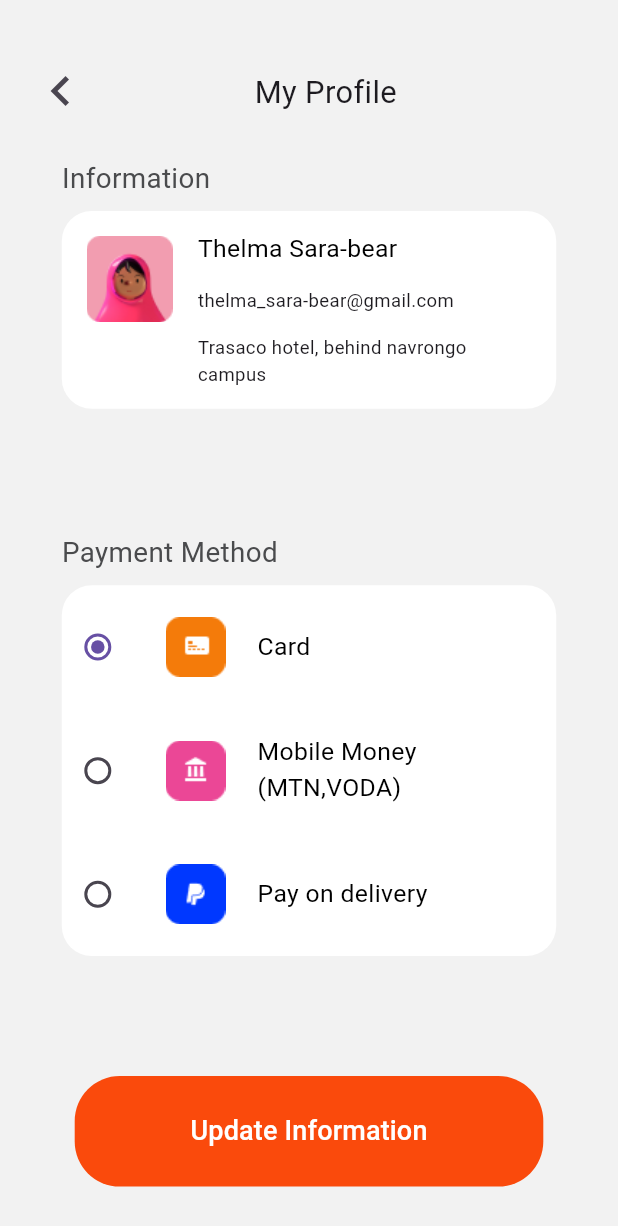
After one commit to Fady4Mohamed/CALEB-G-Restaurant, a Flutter app: the ProfileView screen opened by its route, on a phone screen of 412 x 824 dp. The commit adds this screen. Shown: the top 1226 px of the screen. Run offline on Flutter 3.47's test engine with Material 3 defaults, Android fonts, the phone set to English and light mode, and no system bars; our stand-ins replace font_awesome_flutter, go_router.

Commit message:
profile ui start

```diff
--- a/lib/app/core/Styles/text_Style.dart
+++ b/lib/app/core/Styles/text_Style.dart
@@ -32,7 +32,13 @@ class style {
         fontSize: MediaQuery.of(context).size.width * 0.05,
         fontWeight: FontWeight.normal);
   }
+  static TextStyle style18({required BuildContext context}) {
+    return TextStyle(
+       color: Color.fromARGB(255, 0, 0, 0),
 
+      fontSize: MediaQuery.of(context).size.width * 0.04,
+    );
+  }
 
   static TextStyle style17b({required BuildContext context}) {
     return TextStyle(
--- a/lib/app/core/app_routers.dart
+++ b/lib/app/core/app_routers.dart
@@ -5,6 +5,7 @@ import 'package:caleb_g/app/features/auth/presentation/RigsterView.dart';
 import 'package:caleb_g/app/features/auth/presentation/loginView.dart';
 import 'package:caleb_g/app/features/auth/presentation/splashView.dart';
 import 'package:caleb_g/app/features/product/presentation/ProductView.dart';
+import 'package:caleb_g/app/features/profile/presentation/ProfileView.dart';
 import 'package:go_router/go_router.dart';
 
 abstract class AppRouter {
@@ -15,6 +16,7 @@ abstract class AppRouter {
   static const kProductView = '/productView';
   static const kHistoryView = '/HistoryView';
   static const kSearchView = '/SearchView';
+  static const kProfileView = '/ProfileVew';
   static final router = GoRouter(
     initialLocation: ksplashView,
     routes: [
@@ -46,6 +48,10 @@ abstract class AppRouter {
         path: kSearchView,
         builder: (context, state) => const SearchView(),
       ),
+      GoRoute(
+        path: kProfileView,
+        builder: (context, state) => const ProfileView(),
+      ),
     ],
   );
 }
--- a/lib/app/features/Home/presentation/DrawerView.dart
+++ b/lib/app/features/Home/presentation/DrawerView.dart
@@ -10,27 +10,50 @@ class DrawerView extends StatelessWidget {
 
   @override
   Widget build(BuildContext context) {
-
     Size size = MediaQuery.of(context).size;
     return Container(
       color: AppColors.kMainColor,
       child: Column(
         children: [
-          SizedBox(height: size.height*0.25,),
-          CustomDrawerButton(size: size,icon: Icons.account_circle_outlined,name: 'Profile'),
+          SizedBox(
+            height: size.height * 0.25,
+          ),
+          CustomDrawerButton(
+              size: size,
+              icon: Icons.account_circle_outlined,
+              name: 'Profile',
+              onTap: () {
+                GoRouter.of(context).push(AppRouter.kProfileView);
+              }),
           Line(size: size),
-         CustomDrawerButton(size: size, icon: Icons.shopping_cart_checkout_rounded, name: 'orders'),
-         Line(size: size),
-         CustomDrawerButton(size: size, icon: Icons.local_offer, name: 'offer and promo'),
-         Line(size: size),
-         CustomDrawerButton(size: size, icon: FontAwesomeIcons.noteSticky, name: 'Privacy policy'),
-         Line(size: size),
-         CustomDrawerButton(size: size, icon: FontAwesomeIcons.shieldHalved, name: 'Security'),
-         SizedBox(height: size.height*0.2,),
-           CustomDrawerButton(size: size, icon: FontAwesomeIcons.arrowLeft, name: 'Sign-out',onTap:
-           (){
+          CustomDrawerButton(
+              size: size,
+              icon: Icons.shopping_cart_checkout_rounded,
+              name: 'orders'),
+          Line(size: size),
+          CustomDrawerButton(
+              size: size, icon: Icons.local_offer, name: 'offer and promo'),
+          Line(size: size),
+          CustomDrawerButton(
+              size: size,
+              icon: FontAwesomeIcons.noteSticky,
+              name: 'Privacy policy'),
+          Line(size: size),
+          CustomDrawerButton(
+              size: size,
+              icon: FontAwesomeIcons.shieldHalved,
+              name: 'Security'),
+          SizedBox(
+            height: size.height * 0.2,
+          ),
+          CustomDrawerButton(
+            size: size,
+            icon: FontAwesomeIcons.arrowLeft,
+            name: 'Sign-out',
+            onTap: () {
               GoRouter.of(context).pushReplacement(AppRouter.ksplashView);
-           },),
+            },
+          ),
         ],
       ),
     );
@@ -48,8 +71,15 @@ class Line extends StatelessWidget {
   @override
   Widget build(BuildContext context) {
     return Padding(
-      padding:  EdgeInsets.only(left: size.width*.1,right:size.width*.6 , top: size.height*.02,bottom: size.height*.02),
-      child: Divider(color: Color.fromARGB(255, 202, 202, 202),thickness: .5,),
+      padding: EdgeInsets.only(
+          left: size.width * .1,
+          right: size.width * .6,
+          top: size.height * .02,
+          bottom: size.height * .02),
+      child: Divider(
+        color: Color.fromARGB(255, 202, 202, 202),
+        thickness: .5,
+      ),
     );
   }
 }
--- a/lib/app/features/Home/presentation/widgets/HomeNavigationBar.dart
+++ b/lib/app/features/Home/presentation/widgets/HomeNavigationBar.dart
@@ -37,7 +37,9 @@ class HomeNavigationBar extends StatelessWidget {
                   color: Colors.grey, size: 25),
             ),
             IconButton(
-              onPressed: () {},
+              onPressed: () {
+                GoRouter.of(context).push(AppRouter.kProfileView);
+              },
               icon: FaIcon(FontAwesomeIcons.user,
                   color: Colors.grey, size: 25),
             ),
--- /dev/null
+++ b/lib/app/features/profile/presentation/ProfileView.dart
@@ -0,0 +1,64 @@
+import 'package:caleb_g/app/core/Styles/App_Colors.dart';
+import 'package:caleb_g/app/core/Styles/text_Style.dart';
+import 'package:caleb_g/app/core/widgets/customeButton.dart';
+import 'package:caleb_g/app/features/profile/presentation/widgets/ProfileAppBar.dart';
+import 'package:caleb_g/app/features/profile/presentation/widgets/ProfileInformBox.dart';
+import 'package:caleb_g/app/features/profile/presentation/widgets/ProfilePayMethod.dart';
+import 'package:flutter/material.dart';
+
+class ProfileView extends StatelessWidget {
+  const ProfileView({super.key});
+
+  @override
+  Widget build(BuildContext context) {
+    Size size = MediaQuery.of(context).size;
+    return Scaffold(
+      body: Column(
+        crossAxisAlignment: CrossAxisAlignment.start,
+        mainAxisAlignment: MainAxisAlignment.start,
+        children: [
+          ProfileAppBar(size: size),
+          Padding(
+            padding: EdgeInsets.only(
+                left: size.width * .1,
+                top: size.height * .02,
+                bottom: size.height * .01),
+            child: Text(
+              'Information',
+              style: style.style17(context: context),
+            ),
+          ),
+          ProfileInformBox(size: size),
+          SizedBox(
+            height: size.height * .1,
+          ),
+          Padding(
+            padding: EdgeInsets.only(
+                left: size.width * .1, bottom: size.height * .01),
+            child: Text(
+              'Payment Method',
+              style: style.style17(context: context),
+            ),
+          ),
+          ProfilePayMethod(size: size),
+          Spacer(),
+          Row(
+            children: [
+              Spacer(),
+              CustomeButton(
+                size: size,
+                onPressed: () {},
+                titel: 'Update Information',
+                color: AppColors.kMainColor,
+              ),
+              Spacer(),
+            ],
+          ),
+          SizedBox(
+            height: size.height * .04,
+          )
+        ],
+      ),
+    );
+  }
+}
--- /dev/null
+++ b/lib/app/features/profile/presentation/widgets/ProfileAppBar.dart
@@ -0,0 +1,40 @@
+
+
+import 'package:caleb_g/app/core/Styles/text_Style.dart';
+import 'package:flutter/material.dart';
+
+class ProfileAppBar extends StatelessWidget {
+  const ProfileAppBar({
+    super.key,
+    required this.size,
+  });
+
+  final Size size;
+
+  @override
+  Widget build(BuildContext context) {
+    return Padding(
+              padding: EdgeInsets.only(
+          top: size.height * 0.04,
+          right: size.width * 0.03,
+          left: size.width * 0.03,
+        ),
+              child: Row(
+                children: [
+
+        IconButton(
+        onPressed: () {
+          Navigator.pop(context);
+        },
+        icon:const Icon(
+          Icons.chevron_left,
+          size: 40,
+        )),
+        Spacer(flex: 3),
+        Text('My Profile',style: style.style22(context: context),),
+        Spacer(flex: 4),
+                ],
+              ),
+            );
+  }
+}
--- /dev/null
+++ b/lib/app/features/profile/presentation/widgets/ProfileInformBox.dart
@@ -0,0 +1,68 @@
+import 'package:caleb_g/app/core/Styles/text_Style.dart';
+import 'package:flutter/material.dart';
+
+class ProfileInformBox extends StatelessWidget {
+  const ProfileInformBox({
+    super.key,
+    required this.size,
+  });
+
+  final Size size;
+
+  @override
+  Widget build(BuildContext context) {
+    return Padding(
+      padding: EdgeInsets.only(left: size.width * .1),
+      child: Container(
+        height: size.height * .16,
+        width: size.width * .8,
+        decoration: BoxDecoration(
+          color: Colors.white,
+          borderRadius: BorderRadius.circular(20),
+        ),
+        child: Row(
+          crossAxisAlignment: CrossAxisAlignment.start,
+          children: [
+            Padding(
+              padding: EdgeInsets.all(size.height * .02),
+              child: Image.asset(
+                'assats/image/Rectangle 6.png',
+                height: size.height * 0.07,
+              ),
+            ),
+            Column(
+              crossAxisAlignment: CrossAxisAlignment.start,
+              mainAxisAlignment: MainAxisAlignment.spaceEvenly,
+              children: [
+                Text(
+                  'Thelma Sara-bear',
+                  style: style.style18(context: context),
+                  maxLines: 1,
+                  overflow: TextOverflow.ellipsis,
+                ),
+                SizedBox(
+                  width: size.width * .5,
+                  child: Text(
+                    'thelma_sara-bear@gmail.com',
+                    style: style.style8(context: context),
+                    maxLines: 1,
+                    overflow: TextOverflow.ellipsis,
+                  ),
+                ),
+                SizedBox(
+                  width: size.width * .5,
+                  child: Text(
+                    'Trasaco hotel, behind navrongo campus',
+                    style: style.style8(context: context),
+                    maxLines: 2,
+                    overflow: TextOverflow.ellipsis,
+                  ),
+                ),
+              ],
+            )
+          ],
+        ),
+      ),
+    );
+  }
+}
--- /dev/null
+++ b/lib/app/features/profile/presentation/widgets/ProfilePayMethod.dart
@@ -0,0 +1,66 @@
+
+
+import 'package:caleb_g/app/core/Styles/text_Style.dart';
+import 'package:flutter/material.dart';
+
+class ProfilePayMethod extends StatefulWidget {
+  const ProfilePayMethod({
+    super.key,
+    required this.size,
+  });
+
+  final Size size;
+
+  @override
+  State<ProfilePayMethod> createState() => _ProfilePayMethodState();
+}
+
+class _ProfilePayMethodState extends State<ProfilePayMethod> {
+  int slected=1;
+  @override
+  Widget build(BuildContext context) {
+    return Padding(
+      padding:  EdgeInsets.only(left: widget.size.width*.1),
+      child: Container(
+        width: widget.size.width * .8,
+        decoration: BoxDecoration(
+          color: Colors.white,
+          borderRadius: BorderRadius.circular(20),
+        ),
+        child: Column(
+          children: [
+            Row(
+              children: [
+                Radio(value: 1, groupValue: slected, onChanged:(int? i){setState(() {
+                  slected=1;
+                });}),
+                Image.asset('assats/image/Group 69.png',width: widget.size.height * .1),
+                Text('Card',style: style.style18(context: context),)
+              ],
+            ),
+            Row(
+              children: [
+                Radio(value: 2, groupValue: slected, onChanged:(int? i){setState(() {
+                  slected=2;
+                });}),
+                Image.asset('assats/image/Group 68.png',width: widget.size.height * .1),
+                SizedBox(
+                  width:widget.size.width * .3 ,
+                  child: Text('Mobile Money (MTN,VODA)',style: style.style18(context: context),))
+              ],
+            ),
+            Row(
+              children: [
+                Radio(value: 3, groupValue: slected, onChanged:(int? i){setState(() {
+                  slected=3;
+                });}),
+                Image.asset('assats/image/Group 67.png',width: widget.size.height * .1),
+                Text('Pay on delivery',style: style.style18(context: context),)
+              ],
+            ),
+          ],
+        ),
+      ),
+    );
+  }
+}
```
Also changed, not shown: assats/image/Group 67.png (added), assats/image/Group 68.png (added), assats/image/Group 69.png (added), assats/image/Rectangle 6.png (added).
